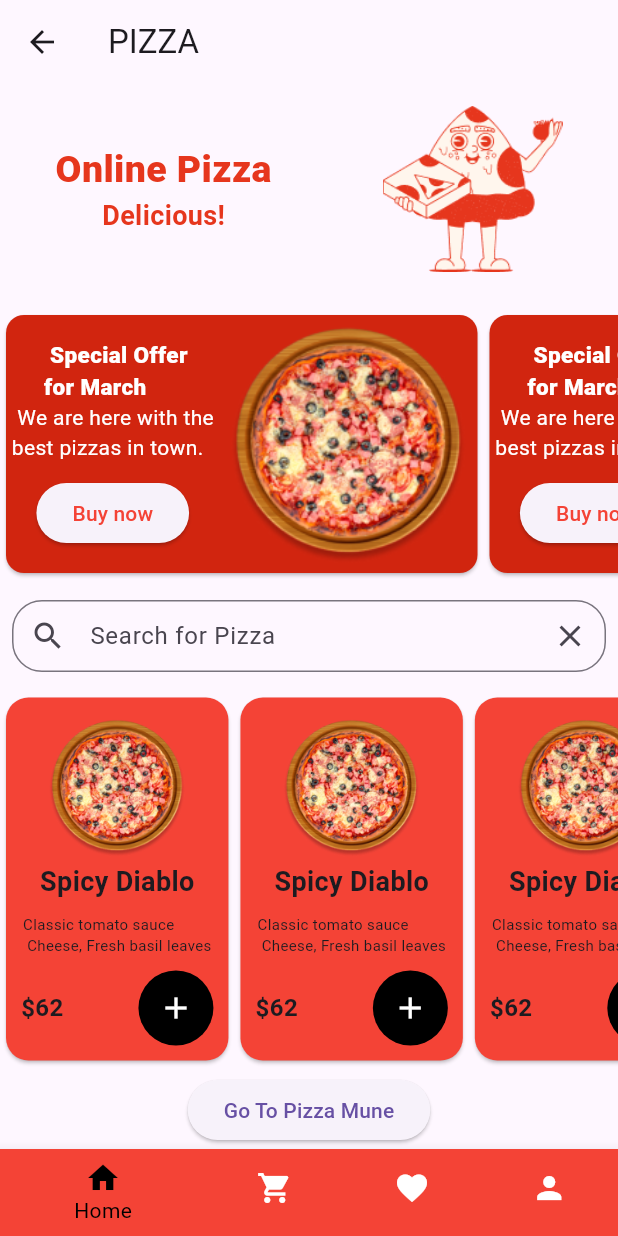
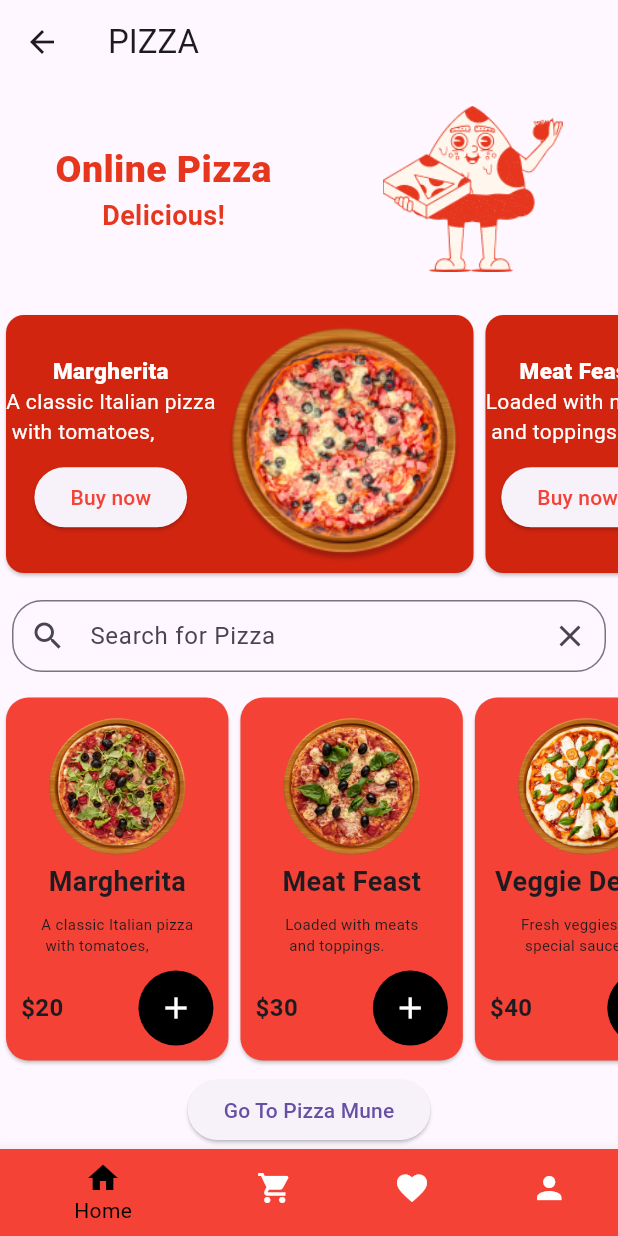
Before and after one commit to U-Apps/pizza-App, a Flutter app: the Home screen opened by its route, on a phone screen of 412 x 824 dp. Run offline on Flutter 3.47's test engine with Material 3 defaults, Android fonts, the phone set to English and light mode, and no system bars; our stand-ins replace animated_splash_screen.

```diff
--- a/pizza_app/lib/component/PizzaShows.dart
+++ b/pizza_app/lib/component/PizzaShows.dart
@@ -1,7 +1,13 @@
 import 'package:flutter/material.dart';
 
 class Pizzashows extends StatefulWidget {
-  const Pizzashows({super.key});
+  final String Tital, des;
+  final int imgName;
+  const Pizzashows(
+      {super.key,
+      required this.Tital,
+      required this.des,
+      required this.imgName});
 
   @override
   State<Pizzashows> createState() => _PizzashowsState();
@@ -18,14 +24,14 @@ class _PizzashowsState extends State<Pizzashows> {
               mainAxisAlignment: MainAxisAlignment.center,
               children: [
                 Text(
-                  '  Special Offer\n for March',
+                  '${widget.Tital}',
                   style: TextStyle(
                       color: Colors.white,
                       fontSize: 15,
                       fontWeight: FontWeight.w900),
                 ),
                 Text(
-                  '  We are here with the \n best pizzas in town.',
+                  '${widget.des}',
                   style: TextStyle(
                     color: Colors.white,
                   ),
@@ -44,7 +50,7 @@ class _PizzashowsState extends State<Pizzashows> {
                 ),
               ],
             ),
-            Image.asset('assets/images/pizza1.png'),
+            Image.asset('assets/images/pizza${widget.imgName}.png'),
           ],
         ));
   }
--- a/pizza_app/lib/component/categoryPizza.dart
+++ b/pizza_app/lib/component/categoryPizza.dart
@@ -16,7 +16,7 @@ class categoryPizza extends StatelessWidget {
           mainAxisAlignment: MainAxisAlignment.spaceEvenly,
           children: <Widget>[
             Image.asset(
-              'assets/images/${NumImg}.png',
+              'assets/images/pizza${NumImg}.png',
               width: 100,
               height: 100,
             ),
--- a/pizza_app/lib/component/pizzaCards.dart
+++ b/pizza_app/lib/component/pizzaCards.dart
@@ -1,7 +1,9 @@
 import 'package:flutter/material.dart';
 
 class Pizzacards extends StatefulWidget {
-  const Pizzacards({super.key});
+  final String tital, des,price;
+  final int imgNum;
+  const Pizzacards({super.key,required this.tital,required this.des,required this.imgNum,required this.price});
 
   @override
   State<Pizzacards> createState() => _PizzacardsState();
@@ -33,12 +35,12 @@ class _PizzacardsState extends State<Pizzacards> {
               crossAxisAlignment: CrossAxisAlignment.center,
               children: [
                 Image.asset(
-                  'assets/images/pizza1.png',
+                  'assets/images/pizza${widget.imgNum}.png',
                   width: 100,
                   height: 100,
                 ),
                 Text(
-                  'Spicy Diablo',
+                  '${widget.tital}',
                   style: TextStyle(
                     fontSize: 18,
                     fontWeight: FontWeight.bold,
@@ -46,7 +48,7 @@ class _PizzacardsState extends State<Pizzacards> {
                 ),
                 SizedBox(height: 8),
                 Text(
-                  'Classic tomato sauce\n Cheese, Fresh basil leaves',
+                  '${widget.des}',
                   style: TextStyle(fontSize: 10),
                 ),
                 SizedBox(height: 10),
@@ -54,7 +56,7 @@ class _PizzacardsState extends State<Pizzacards> {
                   mainAxisAlignment: MainAxisAlignment.spaceEvenly,
                   children: [
                     Text(
-                      '\$62',
+                      '${widget.price}',
                       style: TextStyle(
                         fontSize: 16,
                         fontWeight: FontWeight.bold,
--- a/pizza_app/lib/home.dart
+++ b/pizza_app/lib/home.dart
@@ -1,4 +1,5 @@
 import 'package:flutter/material.dart';
+import 'package:pizza_app/models/pizza.dart';
 import 'pizza_menu.dart'; // تأكد من إضافة هذا الاستيراد
 import 'package:pizza_app/component/PizzaShows.dart';
 import 'package:pizza_app/component/PizzaCards.dart';
@@ -18,6 +19,29 @@ class _HomeState extends State<Home> {
       _selectedIndex = index;
     });
   }
+  List<Pizza> listOfPizza = [
+    Pizza(
+        name: 'Margherita',
+        des: 'A classic Italian pizza\n with tomatoes,',
+        numImg: 2,
+        price: '\$20'),
+    Pizza(
+        name: 'Meat Feast',
+        des: 'Loaded with meats\n and toppings.',
+        numImg: 3,
+        price: '\$30'),
+    Pizza(
+        name: 'Veggie Delight',
+        des: 'Fresh veggies with\n special sauce.',
+        numImg: 4,
+        price: '\$40'),
+    Pizza(
+        name: 'Spicy Diablo',
+        des: 'Spicy sauce with\n hot peppers.',
+        numImg: 1,
+        price: '\$50'),
+  ];
+
 
   @override
   Widget build(BuildContext context) {
@@ -64,7 +88,7 @@ class _HomeState extends State<Home> {
                 scrollDirection: Axis.horizontal,
                 itemCount: 3,
                 itemBuilder: (context, index) {
-                  return Pizzashows();
+                  return Pizzashows(Tital:listOfPizza[index].name,des: listOfPizza[index].des,imgName: 1,);
                 },
               ),
             ),
@@ -88,9 +112,9 @@ class _HomeState extends State<Home> {
               height: 250,
               child: ListView.builder(
                 scrollDirection: Axis.horizontal,
-                itemCount: 3,
+                itemCount: listOfPizza.length,
                 itemBuilder: (context, index) {
-                  return Pizzacards();
+                  return Pizzacards(tital: listOfPizza[index].name,des: listOfPizza[index].des,imgNum: listOfPizza[index].numImg,price: listOfPizza[index].price,);
                 },
               ),
             ),
```
Also changed, not shown: pizza_app/lib/component/ShowDailog.dart (added, +68 -0 lines), pizza_app/lib/forget.dart (added, +72 -0 lines), pizza_app/pubspec.lock.
